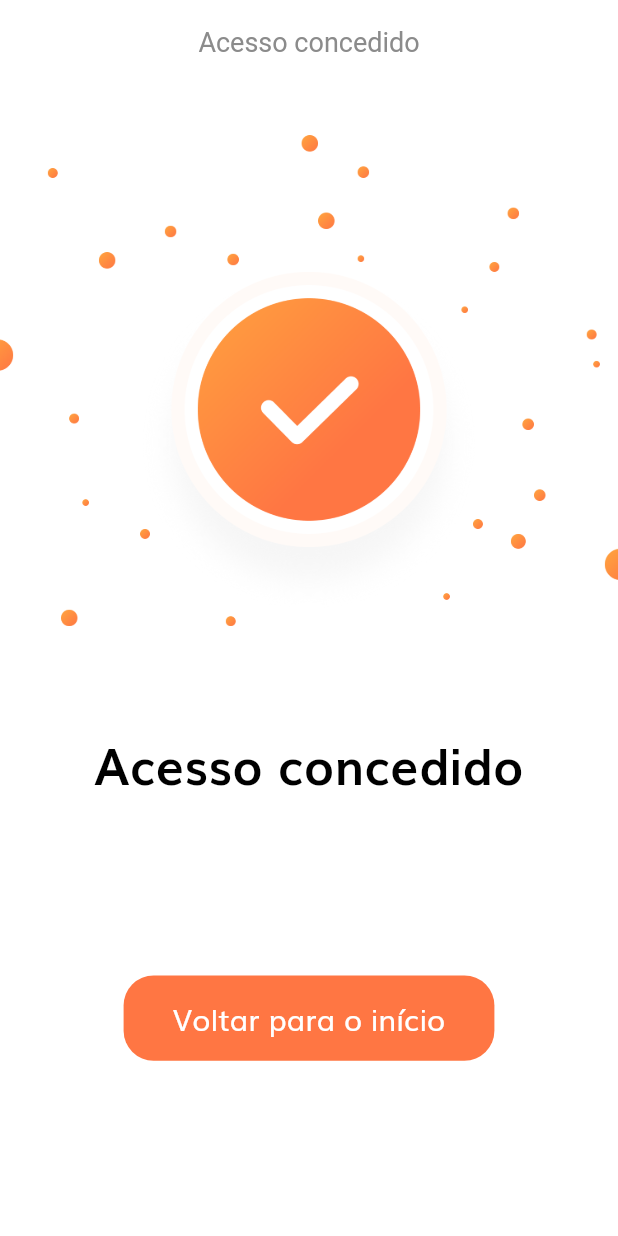
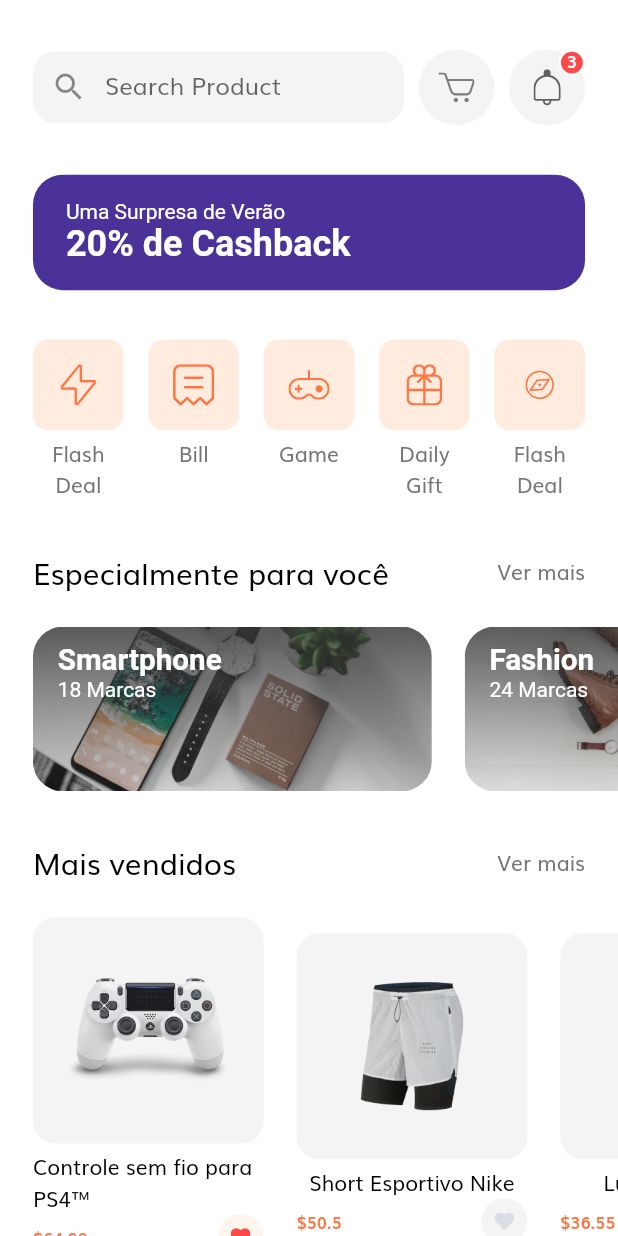
Before and after one commit to anotherjemluz/flutter-ecommerce, a Flutter app: the LoginSucessScreen screen opened by its route, after a tap on "Voltar para o início", on a phone screen of 412 x 824 dp. Run offline on Flutter 3.47's test engine with Material 2 defaults, Android fonts, the light colour scheme and no system bars; our stand-ins replace flutter_svg.

Commit message:
home screen

```diff
--- /dev/null
+++ b/lib/components/product_card.dart
@@ -0,0 +1,83 @@
+import 'package:ecommerce/models/Product.dart';
+import 'package:flutter/material.dart';
+import 'package:flutter_svg/flutter_svg.dart';
+
+import '../constants.dart';
+import '../size_config.dart';
+
+class ProductCard extends StatelessWidget {
+  const ProductCard({
+    Key key,
+    this.width = 140,
+    this.aspectRatio = 1.02,
+    @required this.product,
+  }) : super(key: key);
+
+  final double width, aspectRatio;
+  final Product product;
+
+  @override
+  Widget build(BuildContext context) {
+    return Padding(
+      padding: EdgeInsets.only(left: getProportionateScreenWidth(20)),
+      child: SizedBox(
+        width: getProportionateScreenWidth(width),
+        child: Column(
+          children: <Widget>[
+            AspectRatio(
+              aspectRatio: aspectRatio,
+              child: Container(
+                padding: EdgeInsets.all(getProportionateScreenWidth(20)),
+                decoration: BoxDecoration(
+                  color: kSecondaryColor.withOpacity(.1),
+                  borderRadius: BorderRadius.circular(15),
+                ),
+                child: Image.asset(product.images[0]),
+              ),
+            ),
+            const SizedBox(height: 5),
+            Text(
+              product.title,
+              style: TextStyle(color: Colors.black),
+              maxLines: 2,
+            ),
+            Row(
+              mainAxisAlignment: MainAxisAlignment.spaceBetween,
+              children: <Widget>[
+                Text(
+                  '\$${product.price}',
+                  style: TextStyle(
+                    fontSize: getProportionateScreenWidth(10),
+                    fontWeight: FontWeight.w600,
+                    color: kPrimaryColor,
+                  ),
+                ),
+                InkWell(
+                  onTap: () {},
+                  borderRadius: BorderRadius.circular(30),
+                  child: Container(
+                    padding: EdgeInsets.all(getProportionateScreenWidth(8)),
+                    width: getProportionateScreenWidth(28),
+                    height: getProportionateScreenWidth(28),
+                    decoration: BoxDecoration(
+                      color: product.isFavourite
+                          ? kPrimaryLightColor.withOpacity(.5)
+                          : kSecondaryColor.withOpacity(.1),
+                      shape: BoxShape.circle,
+                    ),
+                    child: SvgPicture.asset(
+                      'assets/icons/Heart Icon_2.svg',
+                      color: product.isFavourite
+                          ? Color(0xFFFF4848)
+                          : Color(0xFFD8DEE4),
+                    ),
+                  ),
+                )
+              ],
+            )
+          ],
+        ),
+      ),
+    );
+  }
+}
--- /dev/null
+++ b/lib/models/Product.dart
@@ -0,0 +1,105 @@
+import 'package:flutter/material.dart';
+
+class Product {
+  final int id;
+  final String title, description;
+  final List<String> images;
+  final List<Color> colors;
+  final double rating, price;
+  final bool isFavourite, isPopular;
+
+  Product({
+    @required this.id,
+    @required this.images,
+    @required this.colors,
+    this.rating = 0.0,
+    this.isFavourite = false,
+    this.isPopular = false,
+    @required this.title,
+    @required this.price,
+    @required this.description,
+  });
+}
+
+// Our demo Products
+
+List<Product> demoProducts = [
+  Product(
+    id: 1,
+    images: [
+      "assets/images/ps4_console_white_1.png",
+      "assets/images/ps4_console_white_2.png",
+      "assets/images/ps4_console_white_3.png",
+      "assets/images/ps4_console_white_4.png",
+    ],
+    colors: [
+      Color(0xFFF6625E),
+      Color(0xFF836DB8),
+      Color(0xFFDECB9C),
+      Colors.white,
+    ],
+    title: "Controle sem fio para PS4™",
+    price: 64.99,
+    description: description,
+    rating: 4.8,
+    isFavourite: true,
+    isPopular: true,
+  ),
+  Product(
+    id: 2,
+    images: [
+      "assets/images/Image Popular Product 2.png",
+    ],
+    colors: [
+      Color(0xFFF6625E),
+      Color(0xFF836DB8),
+      Color(0xFFDECB9C),
+      Colors.white,
+    ],
+    title: "Short Esportivo Nike",
+    price: 50.5,
+    description: description,
+    rating: 4.1,
+    isPopular: true,
+    isFavourite: false,
+  ),
+  Product(
+    id: 3,
+    images: [
+      "assets/images/glap.png",
+    ],
+    colors: [
+      Color(0xFFF6625E),
+      Color(0xFF836DB8),
+      Color(0xFFDECB9C),
+      Colors.white,
+    ],
+    title: "Luvas Polygon",
+    price: 36.55,
+    description: description,
+    rating: 4.1,
+    isFavourite: false,
+    isPopular: true,
+  ),
+  Product(
+    id: 4,
+    images: [
+      "assets/images/wireless headset.png",
+    ],
+    colors: [
+      Color(0xFFF6625E),
+      Color(0xFF836DB8),
+      Color(0xFFDECB9C),
+      Colors.white,
+    ],
+    title: "Fone Logitech",
+    price: 20.20,
+    description: description,
+    rating: 4.1,
+    isFavourite: false,
+    isPopular: true,
+  ),
+];
+
+const String description =
+    "O controle sem fio para PS4™ é exatamente o que você precisa para ter a melhor experiência com o seu console …";
--- a/lib/routes.dart
+++ b/lib/routes.dart
@@ -1,5 +1,6 @@
 import 'package:ecommerce/screens/complete_profile/complete_profile_screen.dart';
 import 'package:ecommerce/screens/forgot_password/forgot_password_screen.dart';
+import 'package:ecommerce/screens/home/home_screen.dart';
 import 'package:ecommerce/screens/login_sucess/login_sucess_screen.dart';
 import 'package:ecommerce/screens/otp/otp_screen.dart';
 import 'package:ecommerce/screens/sign_in/sign_in_screen.dart';
@@ -15,4 +16,5 @@ final Map<String, WidgetBuilder> routes = {
   SignUpScreen.routeName: (context) => SignUpScreen(),
   CompleteProfileScreen.routeName: (context) => CompleteProfileScreen(),
   OtpScreen.routeName: (context) => OtpScreen(),
+  HomeScreen.routeName: (context) => HomeScreen(),
 };
--- /dev/null
+++ b/lib/screens/home/components/body.dart
@@ -0,0 +1,36 @@
+import 'package:ecommerce/components/product_card.dart';
+import 'package:ecommerce/models/Product.dart';
+import 'package:ecommerce/screens/home/components/section_title.dart';
+import 'package:ecommerce/size_config.dart';
+import 'package:flutter/material.dart';
+
+import 'categories.dart';
+import 'discount_banner.dart';
+import 'home_header.dart';
+import 'popular_products.dart';
+import 'special_offers.dart';
+
+class Body extends StatelessWidget {
+  @override
+  Widget build(BuildContext context) {
+    return SafeArea(
+      child: SingleChildScrollView(
+        child: Column(
+          crossAxisAlignment: CrossAxisAlignment.start,
+          children: <Widget>[
+            SizedBox(height: getProportionateScreenWidth(30)),
+            HomeHeader(),
+            SizedBox(height: getProportionateScreenWidth(30)),
+            DiscountBanner(),
+            SizedBox(height: getProportionateScreenWidth(30)),
+            Categories(),
+            SizedBox(height: getProportionateScreenWidth(30)),
+            SpecialOffers(),
+            SizedBox(height: getProportionateScreenWidth(30)),
+            PopularProducts()
+          ],
+        ),
+      ),
+    );
+  }
+}
--- /dev/null
+++ b/lib/screens/home/components/categories.dart
@@ -0,0 +1,89 @@
+import 'package:flutter/material.dart';
+import 'package:flutter_svg/flutter_svg.dart';
+
+import '../../../size_config.dart';
+
+class Categories extends StatelessWidget {
+  @override
+  Widget build(BuildContext context) {
+    List<Map<String, dynamic>> categories = [
+      {
+        "icon": "assets/icons/Flash Icon.svg",
+        "text": "Flash Deal",
+      },
+      {
+        "icon": "assets/icons/Bill Icon.svg",
+        "text": "Bill",
+      },
+      {
+        "icon": "assets/icons/Game Icon.svg",
+        "text": "Game",
+      },
+      {
+        "icon": "assets/icons/Gift Icon.svg",
+        "text": "Daily Gift",
+      },
+      {
+        "icon": "assets/icons/Discover.svg",
+        "text": "Flash Deal",
+      }
+    ];
+
+    return Padding(
+      padding: EdgeInsets.symmetric(horizontal: getProportionateScreenWidth(20)),
+      child: Row(
+        mainAxisAlignment: MainAxisAlignment.spaceBetween,
+        crossAxisAlignment: CrossAxisAlignment.start,
+        children: <Widget>[
+          ...List.generate(
+            categories.length,
+            (index) => CategoryCard(
+              icon: categories[index]['icon'],
+              text: categories[index]['text'],
+              onPressed: () {},
+            )
+          ),
+        ],
+      ),
+    );
+  }
+}
+
+class CategoryCard extends StatelessWidget {
+  const CategoryCard({
+    Key key,
+    @required this.icon,
+    @required this.text,
+    @required this.onPressed,
+  }) : super(key: key);
+
+  final String icon, text;
+  final GestureTapCallback onPressed;
+
+  @override
+  Widget build(BuildContext context) {
+    return GestureDetector(
+      onTap: onPressed,
+      child: SizedBox(
+        width: getProportionateScreenWidth(55),
+        child: Column(
+          children: <Widget>[
+            AspectRatio(
+              aspectRatio: 1,
+              child: Container(
+                padding: EdgeInsets.all(getProportionateScreenWidth(15)),
+                decoration: BoxDecoration(
+                  color: Color(0xFFFFECDF),
+                  borderRadius: BorderRadius.circular(10),
+                ),
+                child: SvgPicture.asset(icon),
+              ),
+            ),
+            const SizedBox(height: 5),
+            Text(text, textAlign: TextAlign.center)
+          ],
+        ),
+      ),
+    );
+  }
+}
--- /dev/null
+++ b/lib/screens/home/components/discount_banner.dart
@@ -0,0 +1,38 @@
+import 'package:flutter/material.dart';
+
+import '../../../size_config.dart';
+
+class DiscountBanner extends StatelessWidget {
+  const DiscountBanner({
+    Key key,
+  }) : super(key: key);
+
+  @override
+  Widget build(BuildContext context) {
+    return Container(
+      width: double.infinity,
+      margin: EdgeInsets.symmetric(
+        horizontal: getProportionateScreenWidth(20),
+      ),
+      padding: EdgeInsets.symmetric(
+          horizontal: getProportionateScreenWidth(20),
+          vertical: getProportionateScreenWidth(15)),
+      decoration: BoxDecoration(
+          color: Color(0xFF4A3298),
+          borderRadius: BorderRadius.circular(20)),
+      child: Text.rich(
+        TextSpan(
+          text: 'Uma Surpresa de Verão\n',
+          style: TextStyle(color: Colors.white),
+          children: <InlineSpan>[
+            TextSpan(
+              text: '20% de Cashback',
+              style:
+                  TextStyle(fontSize: 24, fontWeight: FontWeight.bold),
+            ),
+          ],
+        ),
+      ),
+    );
+  }
+}
--- /dev/null
+++ b/lib/screens/home/components/home_header.dart
@@ -0,0 +1,34 @@
+import 'package:flutter/material.dart';
+
+import '../../../size_config.dart';
+import 'icon_button_with_counter.dart';
+import 'search_field.dart';
+
+class HomeHeader extends StatelessWidget {
+  const HomeHeader({
+    Key key,
+  }) : super(key: key);
+
+  @override
+  Widget build(BuildContext context) {
+    return Padding(
+      padding: EdgeInsets.symmetric(
+          horizontal: getProportionateScreenWidth(20)),
+      child: Row(
+        mainAxisAlignment: MainAxisAlignment.spaceBetween,
+        children: <Widget>[
+          SearchField(),
+          IconBtnWithCounter(
+            svSrc: 'assets/icons/Cart Icon.svg',
+            onPressed: () {},
+          ),
+          IconBtnWithCounter(
+            svSrc: 'assets/icons/Bell.svg',
+            numOfItems: 3,
+            onPressed: () {},
+          )
+        ],
+      ),
+    );
+  }
+}
--- /dev/null
+++ b/lib/screens/home/components/icon_button_with_counter.dart
@@ -0,0 +1,66 @@
+import 'package:flutter/material.dart';
+import 'package:flutter_svg/flutter_svg.dart';
+
+import '../../../constants.dart';
+import '../../../size_config.dart';
+
+class IconBtnWithCounter extends StatelessWidget {
+  final String svSrc;
+  final int numOfItems;
+  final GestureTapCallback onPressed;
+
+  const IconBtnWithCounter({
+    Key key,
+    @required this.svSrc,
+    this.numOfItems = 0,
+    this.onPressed,
+  }) : super(key: key);
+
+  @override
+  Widget build(BuildContext context) {
+    return InkWell(
+      onTap: onPressed,
+      borderRadius: BorderRadius.circular(50),
+      child: Stack(
+        clipBehavior: Clip.hardEdge,
+        children: <Widget>[
+          Container(
+            height: getProportionateScreenWidth(46),
+            width: getProportionateScreenWidth(46),
+            padding: EdgeInsets.all(getProportionateScreenWidth(12)),
+            decoration: BoxDecoration(
+              color: kSecondaryColor.withOpacity(.1),
+              shape: BoxShape.circle,
+            ),
+            child: SvgPicture.asset(svSrc),
+          ),
+          if(numOfItems != 0)
+          Positioned(
+            // top: -3,
+            right: 0,
+            child: Container(
+              height: getProportionateScreenWidth(16),
+              width: getProportionateScreenWidth(16),
+              decoration: BoxDecoration(
+                color: Color(0xFFFF4848),
+                shape: BoxShape.circle,
+                border: Border.all(width: 1.5, color: Colors.white),
+              ),
+              child: Center(
+                child: Text(
+                  numOfItems.toString(),
+                  style: TextStyle(
+                    fontSize: getProportionateScreenWidth(10),
+                    height: 1,
+                    color: Colors.white,
+                    fontWeight: FontWeight.w600,
+                  ),
+                ),
+              ),
+            ),
+          ),
+        ],
+      ),
+    );
+  }
+}
--- /dev/null
+++ b/lib/screens/home/components/popular_products.dart
@@ -0,0 +1,39 @@
+import 'package:ecommerce/components/product_card.dart';
+import 'package:ecommerce/models/Product.dart';
+import 'package:flutter/material.dart';
+
+import '../../../size_config.dart';
+import 'section_title.dart';
+
+class PopularProducts extends StatelessWidget {
+  const PopularProducts({
+    Key key,
+  }) : super(key: key);
+
+  @override
+  Widget build(BuildContext context) {
+    return Column(
+      children: [
+        SectionTitle(
+          text: 'Mais vendidos',
+          onPressed: () {},
+        ),
+        SizedBox(height: getProportionateScreenWidth(20)),
+        SingleChildScrollView(
+          scrollDirection: Axis.horizontal,
+          child: Row(
+            children: [
+              ...List.generate(
+                demoProducts.length,
+                (index) => ProductCard(
+                  product: demoProducts[index],
+                ),
+              ),
+              SizedBox(width: getProportionateScreenWidth(20))
+            ],
+          ),
+        ),
+      ],
+    );
+  }
+}
--- /dev/null
+++ b/lib/screens/home/components/search_field.dart
@@ -0,0 +1,33 @@
+import 'package:flutter/material.dart';
+
+import '../../../constants.dart';
+import '../../../size_config.dart';
+
+class SearchField extends StatelessWidget {
+  const SearchField({
+    Key key,
+  }) : super(key: key);
+
+  @override
+  Widget build(BuildContext context) {
+    return Container(
+      width: SizeConfig.screenWidth * .6,
+      decoration: BoxDecoration(
+          color: kSecondaryColor.withOpacity(.1),
+          borderRadius: BorderRadius.circular(15)),
+      child: TextField(
+        onChanged: (value) {},
+        decoration: InputDecoration(
+          enabledBorder: InputBorder.none,
+          focusedBorder: InputBorder.none,
+          hintText: 'Search Product',
+          prefixIcon: Icon(Icons.search),
+          contentPadding: EdgeInsets.symmetric(
+            horizontal: getProportionateScreenWidth(20),
+            vertical: getProportionateScreenWidth(9),
+          ),
+        ),
+      ),
+    );
+  }
+}
--- /dev/null
+++ b/lib/screens/home/components/section_title.dart
@@ -0,0 +1,35 @@
+import 'package:flutter/material.dart';
+
+import '../../../size_config.dart';
+
+class SectionTitle extends StatelessWidget {
+  const SectionTitle({
+    Key key,
+    @required this.text,
+    @required this.onPressed,
+  }) : super(key: key);
+
+  final String text;
+  final GestureTapCallback onPressed;
+
+  @override
+  Widget build(BuildContext context) {
+    return Padding(
+      padding:
+          EdgeInsets.symmetric(horizontal: getProportionateScreenWidth(20)),
+      child: Row(
+        mainAxisAlignment: MainAxisAlignment.spaceBetween,
+        children: <Widget>[
+          Text(
+            text,
+            style: TextStyle(
+              fontSize: getProportionateScreenWidth(18),
+              color: Colors.black,
+            ),
+          ),
+          Text('Ver mais')
+        ],
+      ),
+    );
+  }
+}
--- /dev/null
+++ b/lib/screens/home/components/special_offer_card.dart
@@ -0,0 +1,70 @@
+import 'package:flutter/material.dart';
+
+import '../../../size_config.dart';
+
+class SpecialOfferCard extends StatelessWidget {
+  const SpecialOfferCard({
+    Key key,
+    @required this.category,
+    @required this.image,
+    @required this.numOfBrands,
+    @required this.onPressed,
+  }) : super(key: key);
+
+  final String category, image;
+  final int numOfBrands;
+  final GestureTapCallback onPressed;
+
+  @override
+  Widget build(BuildContext context) {
+    return Padding(
+      padding: EdgeInsets.only(left: getProportionateScreenWidth(20)),
+      child: SizedBox(
+        width: getProportionateScreenWidth(242),
+        height: getProportionateScreenWidth(100),
+        child: ClipRRect(
+          borderRadius: BorderRadius.circular(20),
+          child: Stack(
+            children: <Widget>[
+              Image.asset(
+                image,
+                fit: BoxFit.cover,
+              ),
+              Container(
+                decoration: BoxDecoration(
+                    gradient: LinearGradient(
+                        begin: Alignment.topCenter,
+                        end: Alignment.bottomCenter,
+                        colors: <Color>[
+                      Color(0xFF343434).withOpacity(.8),
+                      Color(0xFF343434).withOpacity(.15)
+                    ])),
+              ),
+              Padding(
+                padding: EdgeInsets.symmetric(
+                  horizontal: getProportionateScreenWidth(15),
+                  vertical: getProportionateScreenWidth(10),
+                ),
+                child: Text.rich(
+                  TextSpan(
+                    style: TextStyle(color: Colors.white),
+                    children: <InlineSpan>[
+                      TextSpan(
+                        text: '$category\n',
+                        style: TextStyle(
+                          fontSize: getProportionateScreenWidth(18),
+                          fontWeight: FontWeight.bold,
+                        ),
+                      ),
+                      TextSpan(text: '$numOfBrands Marcas'),
+                    ],
+                  ),
+                ),
+              )
+            ],
+          ),
+        ),
+      ),
+    );
+  }
+}
--- /dev/null
+++ b/lib/screens/home/components/special_offers.dart
@@ -0,0 +1,44 @@
+import 'package:flutter/material.dart';
+
+import '../../../size_config.dart';
+import 'section_title.dart';
+import 'special_offer_card.dart';
+
+class SpecialOffers extends StatelessWidget {
+  const SpecialOffers({
+    Key key,
+  }) : super(key: key);
+
+  @override
+  Widget build(BuildContext context) {
+    return Column(
+      children: <Widget>[
+        SectionTitle(
+          text: 'Especialmente para você',
+          onPressed: () {},
+        ),
+        SizedBox(height: getProportionateScreenWidth(20)),
+        SingleChildScrollView(
+          scrollDirection: Axis.horizontal,
+          child: Row(
+            children: <Widget>[
+              SpecialOfferCard(
+                category: 'Smartphone',
+                image: 'assets/images/Image Banner 2.png',
+                numOfBrands: 18,
+                onPressed: () {},
+              ),
+              SpecialOfferCard(
+                category: 'Fashion',
+                image: 'assets/images/Image Banner 3.png',
+                numOfBrands: 24,
+                onPressed: () {},
+              ),
+              SizedBox(width: getProportionateScreenWidth(20)),
+            ],
+          ),
+        ),
+      ],
+    );
+  }
+}
--- /dev/null
+++ b/lib/screens/home/home_screen.dart
@@ -0,0 +1,13 @@
+import 'package:flutter/material.dart';
+
+import 'components/body.dart';
+
+class HomeScreen extends StatelessWidget {
+  static String routeName = '/home';
+  @override
+  Widget build(BuildContext context) {
+    return Scaffold(
+      body: Body(),
+    );
+  }
+}
--- a/lib/screens/login_sucess/components/body.dart
+++ b/lib/screens/login_sucess/components/body.dart
@@ -1,4 +1,5 @@
 import 'package:ecommerce/components/default_button.dart';
+import 'package:ecommerce/screens/home/home_screen.dart';
 import 'package:ecommerce/size_config.dart';
 import 'package:flutter/material.dart';
 
@@ -26,7 +27,7 @@ class Body extends StatelessWidget {
           width: SizeConfig.screenWidth * .6,
           child: DefaultButton(
             text: 'Voltar para o início',
-            onPressed: () {},
+            onPressed: () => Navigator.pushNamed(context, HomeScreen.routeName),
           ),
         ),
         Spacer(),
--- a/lib/screens/otp/components/otp_form.dart
+++ b/lib/screens/otp/components/otp_form.dart
@@ -1,4 +1,6 @@
 import 'package:ecommerce/components/default_button.dart';
+import 'package:ecommerce/screens/home/home_screen.dart';
+import 'package:ecommerce/screens/login_sucess/login_sucess_screen.dart';
 import 'package:flutter/material.dart';
 
 import '../../../constants.dart';
@@ -106,9 +108,7 @@ class _OtpFormState extends State<OtpForm> {
           DefaultButton(
             text: 'Continuar',
             onPressed: () {
-              // if (_formKey.currentState.validate()) {
-              //   Navigator.pushNamed(context, OtpScreen.routeName);
-              // }
+              Navigator.pushNamed(context, LoginSucessScreen.routeName);
             },
           )
         ],
```
